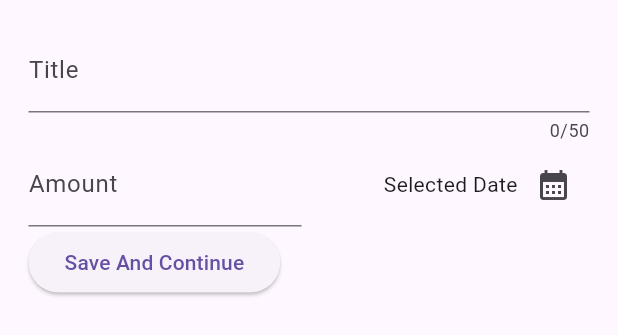
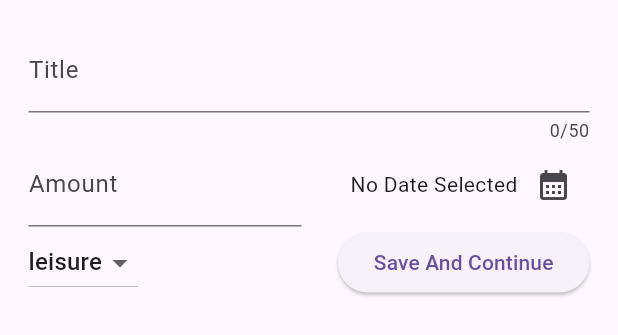
Before and after one commit to IllTushar/expense_tracker, a Flutter app: the BottomSheetDialog widget shown alone on an empty page, opened directly, on a phone screen of 412 x 824 dp. Shown: the top 335 px of the screen. Run offline on Flutter 3.47's test engine with Material 3 defaults, Android fonts, the phone set to English and light mode, and no system bars; our stand-ins replace google_fonts.

Commit message:
24.11.23x1

```diff
--- a/lib/bottomSheet/bottomSheetDialog.dart
+++ b/lib/bottomSheet/bottomSheetDialog.dart
@@ -1,5 +1,8 @@
 import 'package:flutter/cupertino.dart';
+import 'package:flutter/foundation.dart';
 import 'package:flutter/material.dart';
+import 'package:expense_tracker/expense_model/expense.dart' as category;
+import 'package:google_fonts/google_fonts.dart';
 
 class BottomSheetDialog extends StatefulWidget {
   BottomSheetDialog();
@@ -11,11 +14,20 @@ class BottomSheetDialog extends StatefulWidget {
 class _BottomSheetDialogState extends State<BottomSheetDialog> {
   final _newText = TextEditingController();
   final _amount = TextEditingController();
+  DateTime? showDateTime;
+  category.Category _selectedCategory = category.Category.leisure;
 
-  void _datePicker() {
+  void _datePicker() async {
     final now = DateTime.now();
-    final firstDate = DateTime(now.year-1,now.month,now.day);
-    showDatePicker(context: context,initialDate: now, firstDate: firstDate, lastDate: now);
+    final firstDate = DateTime(now.year - 1, now.month, now.day);
+    final pickTheDate = await showDatePicker(
+        context: context,
+        initialDate: now,
+        firstDate: firstDate,
+        lastDate: now);
+    setState(() {
+      showDateTime = pickTheDate;
+    });
   }
 
   @override
@@ -29,7 +41,7 @@ class _BottomSheetDialogState extends State<BottomSheetDialog> {
   Widget build(BuildContext context) {
     // TODO: implement build
     return Padding(
-      padding: EdgeInsets.all(19.0),
+      padding: const EdgeInsets.all(19.0),
       child: Column(
         crossAxisAlignment: CrossAxisAlignment.start,
         children: [
@@ -48,7 +60,7 @@ class _BottomSheetDialogState extends State<BottomSheetDialog> {
                       prefix: Text('\$'), label: Text("Amount")),
                 ),
               ),
-              SizedBox(
+              const SizedBox(
                 width: 10,
               ),
               Expanded(
@@ -56,7 +68,9 @@ class _BottomSheetDialogState extends State<BottomSheetDialog> {
                   mainAxisAlignment: MainAxisAlignment.end,
                   crossAxisAlignment: CrossAxisAlignment.center,
                   children: [
-                    Text("Selected Date"),
+                    Text(showDateTime == null
+                        ? "No Date Selected"
+                        : category.formatDates.format(showDateTime!)),
                     IconButton(
                         onPressed: _datePicker,
                         icon: Icon(Icons.calendar_month)),
@@ -65,11 +79,34 @@ class _BottomSheetDialogState extends State<BottomSheetDialog> {
               ),
             ],
           ),
-          ElevatedButton(
-              onPressed: () {
-                print(_newText.text);
-              },
-              child: const Text("Save And Continue"))
+          Row(
+            children: [
+              const SizedBox(height: 18,),
+              DropdownButton(
+                value: _selectedCategory,
+                items: category.Category.values.map((category) {
+                  return DropdownMenuItem(
+                    value: category,
+                    child: Text(category.name.toLowerCase(),style: GoogleFonts.aBeeZee(),),
+                  );
+                }).toList(),
+                onChanged: (value) {
+                  if (value == null) {
+                    return;
+                  }
+                  setState(() {
+                    _selectedCategory = value as category.Category;
+                  });
+                },
+              ),
+              const Spacer(),
+              ElevatedButton(
+                  onPressed: () {
+                    print(_newText.text);
+                  },
+                  child: const Text("Save And Continue")),
+            ],
+          )
         ],
       ),
     );
```
